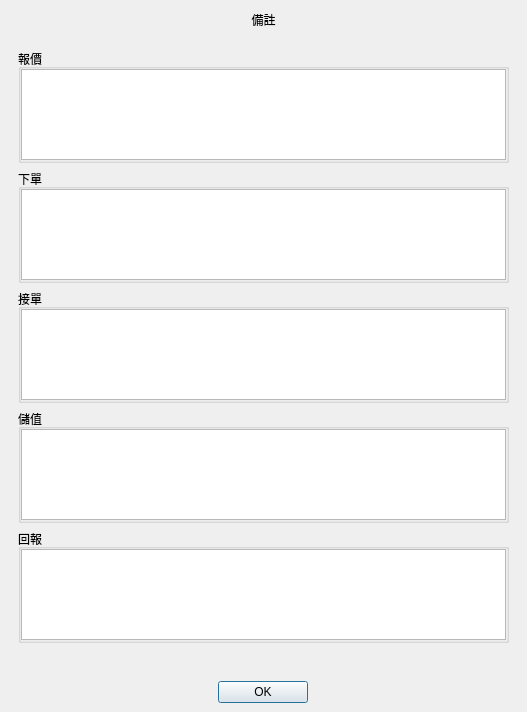
The window that src/AdbClient/DialogNote.ui (roger0816/Adb) describes before a commit, drawn with Qt 5.
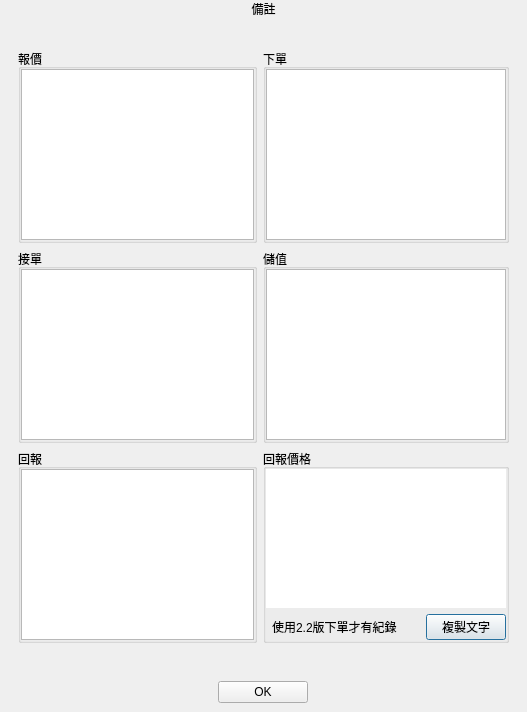
The same window after the commit.

The edit to the form file:
```diff
--- a/src/AdbClient/DialogNote.ui
+++ b/src/AdbClient/DialogNote.ui
@@ -72,125 +72,20 @@
            </property>
           </widget>
          </item>
+         <item row="1" column="0">
+          <widget class="QLabel" name="lbId">
+           <property name="text">
+            <string/>
+           </property>
+          </widget>
+         </item>
         </layout>
        </widget>
       </item>
       <item>
        <widget class="QWidget" name="widget_2" native="true">
-        <layout class="QVBoxLayout" name="verticalLayout_2">
-         <item>
-          <widget class="QGroupBox" name="groupBox0">
-           <property name="title">
-            <string>報價</string>
-           </property>
-           <layout class="QGridLayout" name="gridLayout_4">
-            <property name="leftMargin">
-             <number>0</number>
-            </property>
-            <property name="topMargin">
-             <number>0</number>
-            </property>
-            <property name="rightMargin">
-             <number>0</number>
-            </property>
-            <property name="bottomMargin">
-             <number>0</number>
-            </property>
-            <item row="0" column="0">
-             <widget class="QTextEdit" name="lb0">
-              <property name="readOnly">
-               <bool>true</bool>
-              </property>
-             </widget>
-            </item>
-           </layout>
-          </widget>
-         </item>
-         <item>
-          <widget class="QGroupBox" name="groupBox1">
-           <property name="title">
-            <string>下單</string>
-           </property>
-           <layout class="QGridLayout" name="gridLayout_5">
-            <property name="leftMargin">
-             <number>0</number>
-            </property>
-            <property name="topMargin">
-             <number>0</number>
-            </property>
-            <property name="rightMargin">
-             <number>0</number>
-            </property>
-            <property name="bottomMargin">
-             <number>0</number>
-            </property>
-            <item row="0" column="0">
-             <widget class="QTextEdit" name="lb1">
-              <property name="readOnly">
-               <bool>true</bool>
-              </property>
-             </widget>
-            </item>
-           </layout>
-          </widget>
-         </item>
-         <item>
-          <widget class="QGroupBox" name="groupBox2">
-           <property name="title">
-            <string>接單</string>
-           </property>
-           <layout class="QGridLayout" name="gridLayout_6">
-            <property name="leftMargin">
-             <number>0</number>
-            </property>
-            <property name="topMargin">
-             <number>0</number>
-            </property>
-            <property name="rightMargin">
-             <number>0</number>
-            </property>
-            <property name="bottomMargin">
-             <number>0</number>
-            </property>
-            <item row="0" column="0">
-             <widget class="QTextEdit" name="lb2">
-              <property name="readOnly">
-               <bool>true</bool>
-              </property>
-             </widget>
-            </item>
-           </layout>
-          </widget>
-         </item>
-         <item>
-          <widget class="QGroupBox" name="groupBox3">
-           <property name="title">
-            <string>儲值</string>
-           </property>
-           <layout class="QGridLayout" name="gridLayout_7">
-            <property name="leftMargin">
-             <number>0</number>
-            </property>
-            <property name="topMargin">
-             <number>0</number>
-            </property>
-            <property name="rightMargin">
-             <number>0</number>
-            </property>
-            <property name="bottomMargin">
-             <number>0</number>
-            </property>
-            <item row="0" column="0">
-             <widget class="QTextEdit" name="lb3">
-              <property name="readOnly">
-               <bool>true</bool>
-              </property>
-             </widget>
-            </item>
-           </layout>
-          </widget>
-         </item>
-         <item>
+        <layout class="QGridLayout" name="gridLayout_9">
+         <item row="4" column="0">
           <widget class="QGroupBox" name="groupBox4">
            <property name="title">
             <string>回報</string>
@@ -218,7 +113,35 @@
            </layout>
           </widget>
          </item>
-         <item>
+         <item row="0" column="0">
+          <widget class="QGroupBox" name="groupBox0">
+           <property name="title">
+            <string>報價</string>
+           </property>
+           <layout class="QGridLayout" name="gridLayout_4">
+            <property name="leftMargin">
+             <number>0</number>
+            </property>
+            <property name="topMargin">
+             <number>0</number>
+            </property>
+            <property name="rightMargin">
+             <number>0</number>
+            </property>
+            <property name="bottomMargin">
+             <number>0</number>
+            </property>
+            <item row="0" column="0">
+             <widget class="QTextEdit" name="lb0">
+              <property name="readOnly">
+               <bool>true</bool>
+              </property>
+             </widget>
+            </item>
+           </layout>
+          </widget>
+         </item>
+         <item row="5" column="0">
           <widget class="QLabel" name="lbCheckUser">
            <property name="sizePolicy">
             <sizepolicy hsizetype="Preferred" vsizetype="Fixed">
@@ -234,6 +157,154 @@
            </property>
           </widget>
          </item>
+         <item row="0" column="1">
+          <widget class="QGroupBox" name="groupBox1">
+           <property name="title">
+            <string>下單</string>
+           </property>
+           <layout class="QGridLayout" name="gridLayout_5">
+            <property name="leftMargin">
+             <number>0</number>
+            </property>
+            <property name="topMargin">
+             <number>0</number>
+            </property>
+            <property name="rightMargin">
+             <number>0</number>
+            </property>
+            <property name="bottomMargin">
+             <number>0</number>
+            </property>
+            <item row="0" column="0">
+             <widget class="QTextEdit" name="lb1">
+              <property name="readOnly">
+               <bool>true</bool>
+              </property>
+             </widget>
+            </item>
+           </layout>
+          </widget>
+         </item>
+         <item row="1" column="1">
+          <widget class="QGroupBox" name="groupBox3">
+           <property name="title">
+            <string>儲值</string>
+           </property>
+           <layout class="QGridLayout" name="gridLayout_7">
+            <property name="leftMargin">
+             <number>0</number>
+            </property>
+            <property name="topMargin">
+             <number>0</number>
+            </property>
+            <property name="rightMargin">
+             <number>0</number>
+            </property>
+            <property name="bottomMargin">
+             <number>0</number>
+            </property>
+            <item row="0" column="0">
+             <widget class="QTextEdit" name="lb3">
+              <property name="readOnly">
+               <bool>true</bool>
+              </property>
+             </widget>
+            </item>
+           </layout>
+          </widget>
+         </item>
+         <item row="1" column="0">
+          <widget class="QGroupBox" name="groupBox2">
+           <property name="title">
+            <string>接單</string>
+           </property>
+           <layout class="QGridLayout" name="gridLayout_6">
+            <property name="leftMargin">
+             <number>0</number>
+            </property>
+            <property name="topMargin">
+             <number>0</number>
+            </property>
+            <property name="rightMargin">
+             <number>0</number>
+            </property>
+            <property name="bottomMargin">
+             <number>0</number>
+            </property>
+            <item row="0" column="0">
+             <widget class="QTextEdit" name="lb2">
+              <property name="readOnly">
+               <bool>true</bool>
+              </property>
+             </widget>
+            </item>
+           </layout>
+          </widget>
+         </item>
+         <item row="4" column="1">
+          <widget class="QGroupBox" name="groupBox">
+           <property name="title">
+            <string>回報價格</string>
+           </property>
+           <layout class="QGridLayout" name="gridLayout_10">
+            <property name="leftMargin">
+             <number>0</number>
+            </property>
+            <property name="topMargin">
+             <number>0</number>
+            </property>
+            <property name="rightMargin">
+             <number>0</number>
+            </property>
+            <property name="bottomMargin">
+             <number>0</number>
+            </property>
+            <item row="1" column="2">
+             <spacer name="horizontalSpacer">
+              <property name="orientation">
+               <enum>Qt::Horizontal</enum>
+              </property>
+              <property name="sizeHint" stdset="0">
+               <size>
+                <width>40</width>
+                <height>20</height>
+               </size>
+              </property>
+             </spacer>
+            </item>
+            <item row="1" column="3">
+             <widget class="QPushButton" name="btnCopyReport">
+              <property name="maximumSize">
+               <size>
+                <width>90</width>
+                <height>16777215</height>
+               </size>
+              </property>
+              <property name="text">
+               <string>複製文字</string>
+              </property>
+             </widget>
+            </item>
+            <item row="1" column="1">
+             <widget class="QLabel" name="label_2">
+              <property name="text">
+               <string>使用2.2版下單才有紀錄</string>
+              </property>
+             </widget>
+            </item>
+            <item row="0" column="0" colspan="4">
+             <widget class="QLabel" name="lbCostReport">
+              <property name="styleSheet">
+               <string notr="true">background-color: rgb(255, 255, 255);</string>
+              </property>
+              <property name="text">
+               <string/>
+              </property>
+             </widget>
+            </item>
+           </layout>
+          </widget>
+         </item>
         </layout>
        </widget>
       </item>
```
